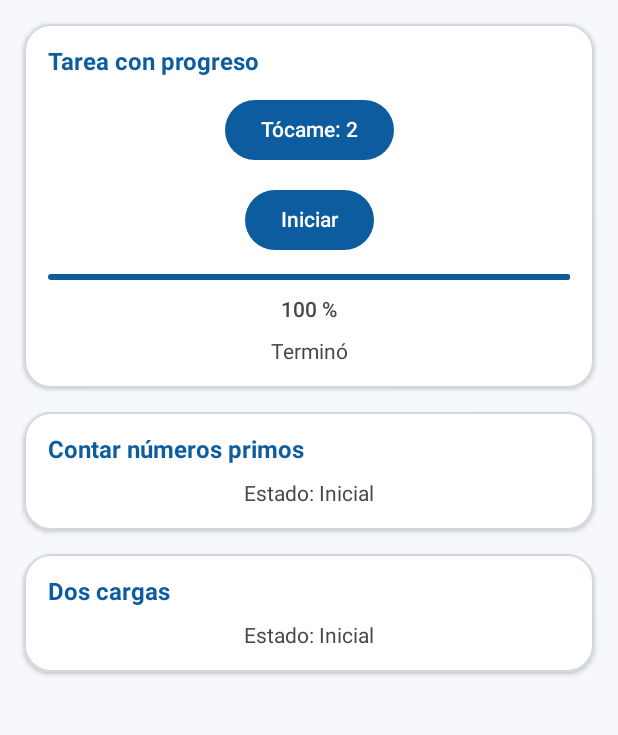
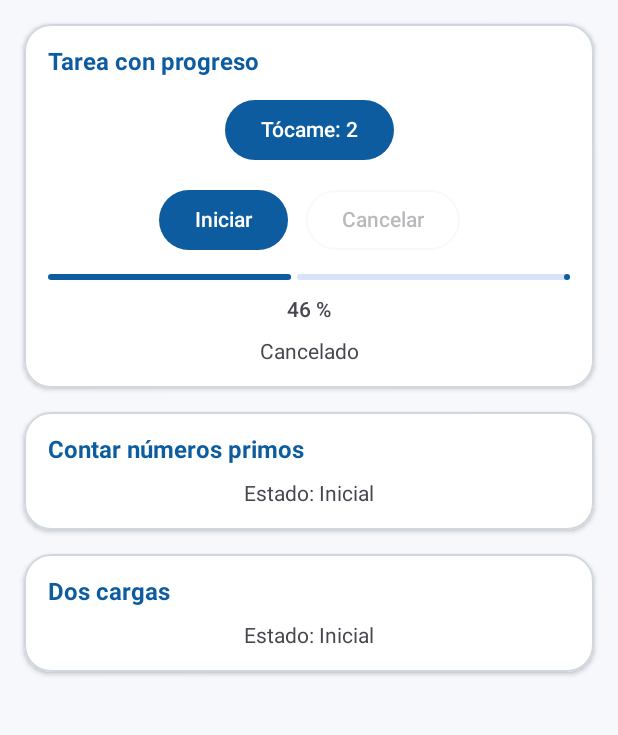
Before and after one commit to israelhuamanh/hilos-android, an Android app built with Jetpack Compose: the screen it shows after launch (MainActivity), after a tap on an icon or button, on a phone screen of 412 x 824 dp, the part 96-831 px from its top. Run offline under Robolectric (Android 15) with nearby library versions, the phone set to English and light mode, and no system bars; 3 other taps on this screen came first.

Commit message:
feat(cancelar): permite cancelar la tarea con Job

```diff
--- a/app/src/main/java/com/tecsup/centrotareas/ui/PantallaTareas.kt
+++ b/app/src/main/java/com/tecsup/centrotareas/ui/PantallaTareas.kt
@@ -4,6 +4,7 @@ import androidx.compose.foundation.BorderStroke
 import androidx.compose.foundation.layout.Arrangement
 import androidx.compose.foundation.layout.Column
 import androidx.compose.foundation.layout.ColumnScope
+import androidx.compose.foundation.layout.Row
 import androidx.compose.foundation.layout.fillMaxSize
 import androidx.compose.foundation.layout.fillMaxWidth
 import androidx.compose.foundation.layout.padding
@@ -15,6 +16,7 @@ import androidx.compose.material3.CardDefaults
 import androidx.compose.material3.ExperimentalMaterial3Api
 import androidx.compose.material3.LinearProgressIndicator
 import androidx.compose.material3.MaterialTheme
+import androidx.compose.material3.OutlinedButton
 import androidx.compose.material3.Scaffold
 import androidx.compose.material3.Text
 import androidx.compose.material3.TopAppBar
@@ -43,6 +45,7 @@ import com.tecsup.centrotareas.viewmodel.TareasViewModel
 fun PantallaTareas(vm: TareasViewModel) {
     val mensaje by vm.mensaje.collectAsState()
     val progreso by vm.progreso.collectAsState()
+    val corriendo by vm.corriendo.collectAsState()
     val primos by vm.primos.collectAsState()
     val carga by vm.carga.collectAsState()
 
@@ -79,8 +82,23 @@ fun PantallaTareas(vm: TareasViewModel) {
                     Text(text = "Tócame: $toques")
                 }
 
-                Button(onClick = { vm.tareaLarga() }) {
-                    Text(text = "Iniciar")
+                Row(
+                    horizontalArrangement = Arrangement.spacedBy(12.dp),
+                    verticalAlignment = Alignment.CenterVertically
+                ) {
+                    Button(
+                        onClick = { vm.tareaLarga() },
+                        enabled = !corriendo
+                    ) {
+                        Text(text = "Iniciar")
+                    }
+
+                    OutlinedButton(
+                        onClick = { vm.cancelar() },
+                        enabled = corriendo
+                    ) {
+                        Text(text = "Cancelar")
+                    }
                 }
 
                 LinearProgressIndicator(
--- a/app/src/main/java/com/tecsup/centrotareas/viewmodel/TareasViewModel.kt
+++ b/app/src/main/java/com/tecsup/centrotareas/viewmodel/TareasViewModel.kt
@@ -7,6 +7,7 @@ import com.tecsup.centrotareas.data.TareasRepository
 import com.tecsup.centrotareas.model.CargaUi
 import com.tecsup.centrotareas.model.PrimosUi
 import kotlinx.coroutines.Dispatchers
+import kotlinx.coroutines.Job
 import kotlinx.coroutines.delay
 import kotlinx.coroutines.flow.MutableStateFlow
 import kotlinx.coroutines.flow.StateFlow
@@ -23,10 +24,18 @@ class TareasViewModel(private val repo: TareasRepository) : ViewModel() {
     private val _progreso = MutableStateFlow(0f)
     val progreso: StateFlow<Float> = _progreso.asStateFlow()
 
+    private val _corriendo = MutableStateFlow(false)
+    val corriendo: StateFlow<Boolean> = _corriendo.asStateFlow()
+
+    private var trabajo: Job? = null
+
     fun tareaLarga() {
-        viewModelScope.launch {
+        if (_corriendo.value) return
+        trabajo = viewModelScope.launch {
+            _corriendo.value = true
             _progreso.value = 0f
             _mensaje.value = "Trabajando..."
+            try {
                 Log.d("HILO", "Antes: ${Thread.currentThread().name}")
                 withContext(Dispatchers.Default) {
                     Log.d("HILO", "Dentro: ${Thread.currentThread().name}")
@@ -37,10 +46,16 @@ class TareasViewModel(private val repo: TareasRepository) : ViewModel() {
                 }
                 Log.d("HILO", "Despues: ${Thread.currentThread().name}")
                 _mensaje.value = "Terminó"
+            } finally {
+                _corriendo.value = false
+            }
         }
     }
 
-    // TODO Paso 4: trabajo (Job), corriendo y cancelar()
+    fun cancelar() {
+        trabajo?.cancel()
+        _mensaje.value = "Cancelado"
+    }
 
     // ----- Contar primos (paso 5)
     private val _primos = MutableStateFlow<PrimosUi>(PrimosUi.Inicial)
```
Lines whose indentation alone changed are shown as unchanged.
